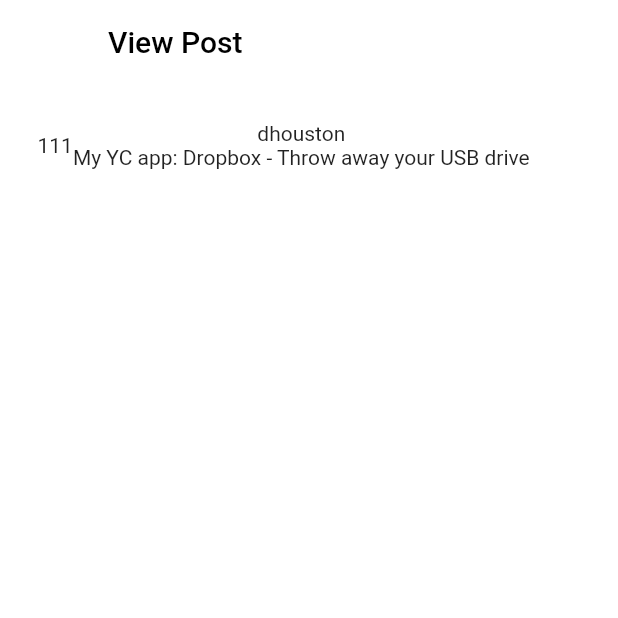
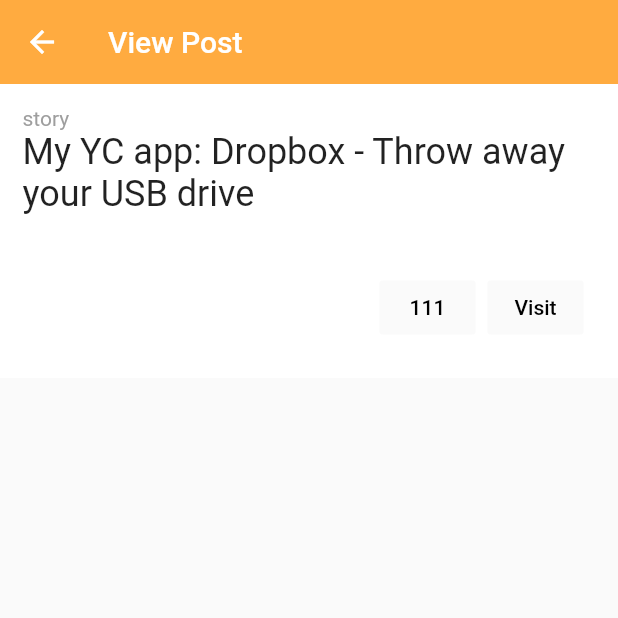
Before and after one commit to faraazahmad/hackernews, a Flutter app: the screen it shows after launch, after a tap on "View Article", on a phone screen of 412 x 824 dp, the top half of it. Run offline on Flutter 3.47's test engine with Material 2 defaults, Android fonts, the phone set to English and light mode, and no system bars.

Commit message:
make header for article page

```diff
--- a/lib/article.dart
+++ b/lib/article.dart
@@ -1,6 +1,6 @@
 import 'package:flutter/material.dart';
 // import 'package:http/http.dart' as http;
-import 'item.dart';
+import 'article_layout.dart';
 
 class ArticlePage extends StatefulWidget {
   @override
@@ -15,16 +15,13 @@ class ArticlePageState extends State<ArticlePage> {
     _getContent();
     return Scaffold(
       appBar: AppBar(
-        backgroundColor: Colors.white,
-        title: Text('View Post', style: TextStyle(color: Colors.black),),
+        backgroundColor: Colors.orangeAccent,
+        title: Text('View Post'),
         elevation: 0.0,
       ),
       body: Container(
-        color: Colors.white,
-        child: Padding(
-          padding: EdgeInsets.all(15.0),
-          child: _buildPage(),
-        ),
+        color: Colors.grey[50],
+        child: _buildPage()
       ),
     );
   }
@@ -37,7 +34,7 @@ class ArticlePageState extends State<ArticlePage> {
   }
 
   void _getContent() {
-    _pageElements.add(Item(
+    _pageElements.add(ArticleLayout(
       by: "dhouston",
       url: "http://www.getdropbox.com/u/2/screencast.html",
       score: "111",
--- /dev/null
+++ b/lib/article_layout.dart
@@ -0,0 +1,75 @@
+import 'package:flutter/material.dart';
+import 'package:meta/meta.dart';
+
+class ArticleLayout extends StatelessWidget {
+  final String  by,
+//              descendants,
+                id,
+//              kids,
+                score,
+                time,
+                title,
+                type,
+                url;
+
+  ArticleLayout({
+    @required this.by,
+    @required this.id,
+    @required this.score,
+    @required this.time,
+    @required this.title,
+    @required this.type,
+    @required this.url
+  });
+
+  @override
+  Widget build(BuildContext context) {
+      var content = Column(
+        crossAxisAlignment: CrossAxisAlignment.start,
+        children: <Widget>[
+          Text(
+            this.type,
+            style: TextStyle(
+              color: Colors.grey,
+            ),
+            textAlign: TextAlign.left,
+          ),
+          Text(
+            this.title,
+            style: Theme.of(context).textTheme.headline,
+          ),
+          Container(
+            margin: EdgeInsets.only(top: 30.0),
+            child: ButtonBar(
+              children: <Widget>[
+                RaisedButton(
+                  elevation: 0.0,
+                  color: Colors.grey[50],
+                  splashColor: Colors.orangeAccent,
+                  highlightColor: Colors.orangeAccent,
+                  textColor: Colors.black,
+                  onPressed: () {},
+                  child: Text(this.score),
+                ),
+                RaisedButton(
+                  elevation: 0.0,
+                  color: Colors.grey[50],
+                  splashColor: Colors.orangeAccent,
+                  highlightColor: Colors.orangeAccent,
+                  textColor: Colors.black,
+                  onPressed: () {},
+                  child: Text("Visit"),
+                ),
+              ],
+            ),
+          ),
+        ],
+      );
+
+      return Container(
+        padding: EdgeInsets.all(15.0),
+        color: Colors.white,
+        child: content,
+      );
+    }
+}
--- a/lib/item.dart
+++ /dev/null
@@ -1,47 +0,0 @@
-import 'package:flutter/material.dart';
-import 'package:meta/meta.dart';
-
-class Item extends StatelessWidget {
-  final String  by,
-//              descendants,
-                id,
-//              kids,
-                score,
-                time,
-                title,
-                type,
-                url;
-
-  Item({
-    @required this.by,
-    @required this.id,
-    @required this.score,
-    @required this.time,
-    @required this.title,
-    @required this.type,
-    @required this.url
-  });
-
-  @override
-  Widget build(BuildContext context) {
-      return InkWell(
-        splashColor: Colors.orangeAccent,
-        highlightColor: Colors.orangeAccent,
-        borderRadius: BorderRadius.all(Radius.circular(5.0)),
-        child: Padding(
-          padding: EdgeInsets.all(10.0),
-          child: Row(
-            children: <Widget>[
-              Text(this.score),
-              Column(
-                children: <Widget>[
-                  Text(this.by),
-                  Text(this.title),
-                ],
-              )
-            ],
-          ),
-        ),
-      );
-    }
-}
--- a/lib/main.dart
+++ b/lib/main.dart
@@ -1,6 +1,5 @@
 import 'package:flutter/material.dart';
 import 'home.dart';
-import 'article.dart';
 
 void main() {
   runApp(HackerNewsApp());
@@ -14,9 +13,6 @@ class HackerNewsApp extends StatelessWidget {
       title: 'Hacker News',
       debugShowCheckedModeBanner: false,
       color: Colors.orangeAccent,
-      routes: <String, WidgetBuilder>{
-        '/article': (BuildContext context) => ArticlePage(),
-      },
       home: Scaffold(
         appBar: AppBar(
           title: Text('Hacker News'),
```
